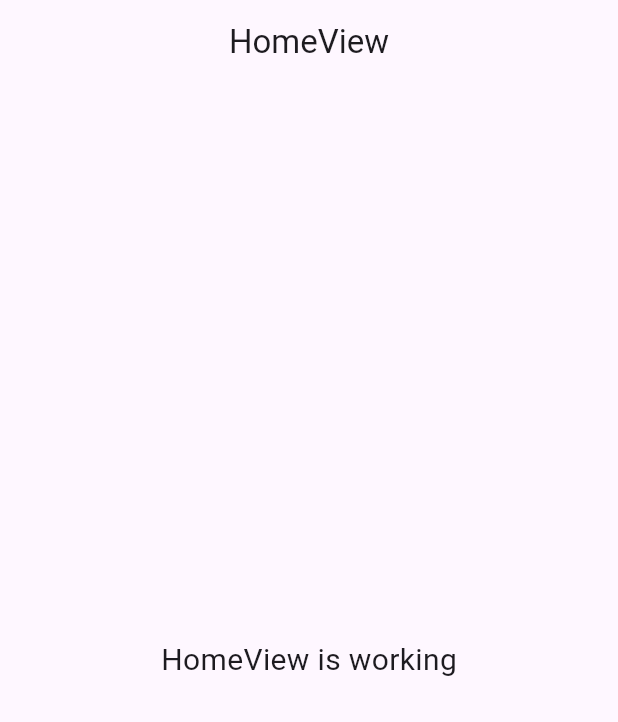
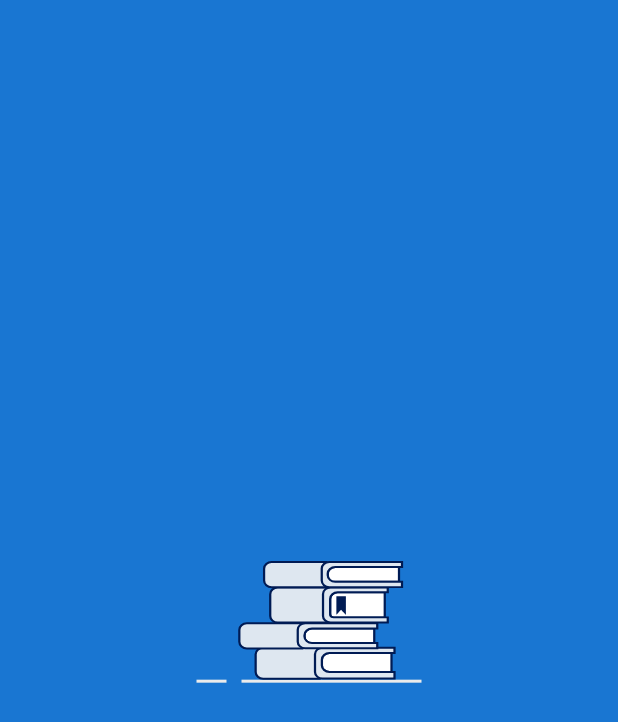
Before and after one commit to iqbalsuwandi20/e-library, a Flutter app: the first screen one second after launch, on a phone screen of 412 x 824 dp. Shown: the top 722 px of the screen. Run offline on Flutter 3.47's test engine with Material 3 defaults, Android fonts, the phone set to English and light mode, and no system bars; our stand-ins replace get, lottie.

Commit message:
berhasil membuat splash screen

```diff
--- /dev/null
+++ b/lib/app/modules/splash_screen/views/splash_screen_view.dart
@@ -0,0 +1,20 @@
+import 'package:flutter/material.dart';
+
+import 'package:get/get.dart';
+import 'package:lottie/lottie.dart';
+
+import '../controllers/splash_screen_controller.dart';
+
+class SplashScreenView extends GetView<SplashScreenController> {
+  const SplashScreenView({super.key});
+  @override
+  Widget build(BuildContext context) {
+    controller.startSplash();
+    return Scaffold(
+      backgroundColor: Colors.blue[700],
+      body: Center(
+        child: Lottie.asset("assets/lotties/splash.json"),
+      ),
+    );
+  }
+}
--- a/lib/app/routes/app_routes.dart
+++ b/lib/app/routes/app_routes.dart
@@ -4,9 +4,11 @@ part of 'app_pages.dart';
 abstract class Routes {
   Routes._();
   static const HOME = _Paths.HOME;
+  static const SPLASH_SCREEN = _Paths.SPLASH_SCREEN;
 }
 
 abstract class _Paths {
   _Paths._();
   static const HOME = '/home';
+  static const SPLASH_SCREEN = '/splash-screen';
 }
--- a/lib/main.dart
+++ b/lib/main.dart
@@ -8,7 +8,8 @@ void main() {
   runApp(
     GetMaterialApp(
       title: "Application",
-      initialRoute: AppPages.INITIAL,
+      debugShowCheckedModeBanner: false,
+      initialRoute: Routes.SPLASH_SCREEN,
       getPages: AppPages.routes,
     ),
   );
```
Also changed, not shown: assets/lotties/add.json (added, +1 -0 lines), assets/lotties/splash.json (added, +1 -0 lines), lib/app/modules/splash_screen/bindings/splash_screen_binding.dart (added, +12 -0 lines), lib/app/modules/splash_screen/controllers/splash_screen_controller.dart (added, +11 -0 lines), lib/app/routes/app_pages.dart (+7 -0 lines), pubspec.yaml (+5 -6 lines), pubspec.lock, 7 other files.
